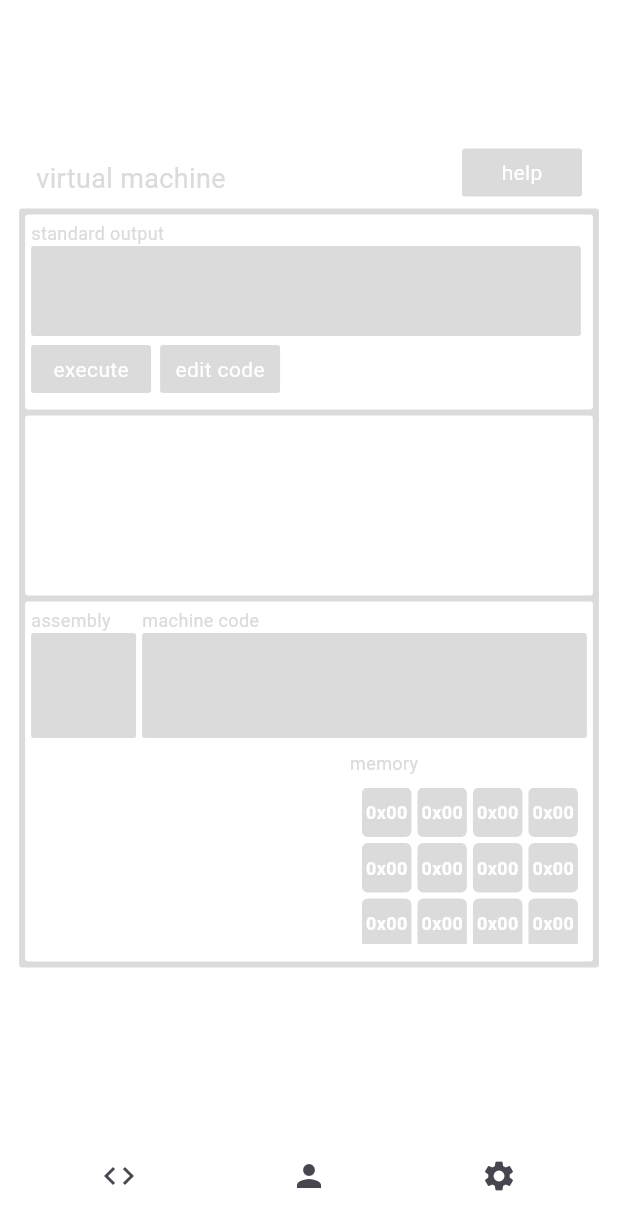
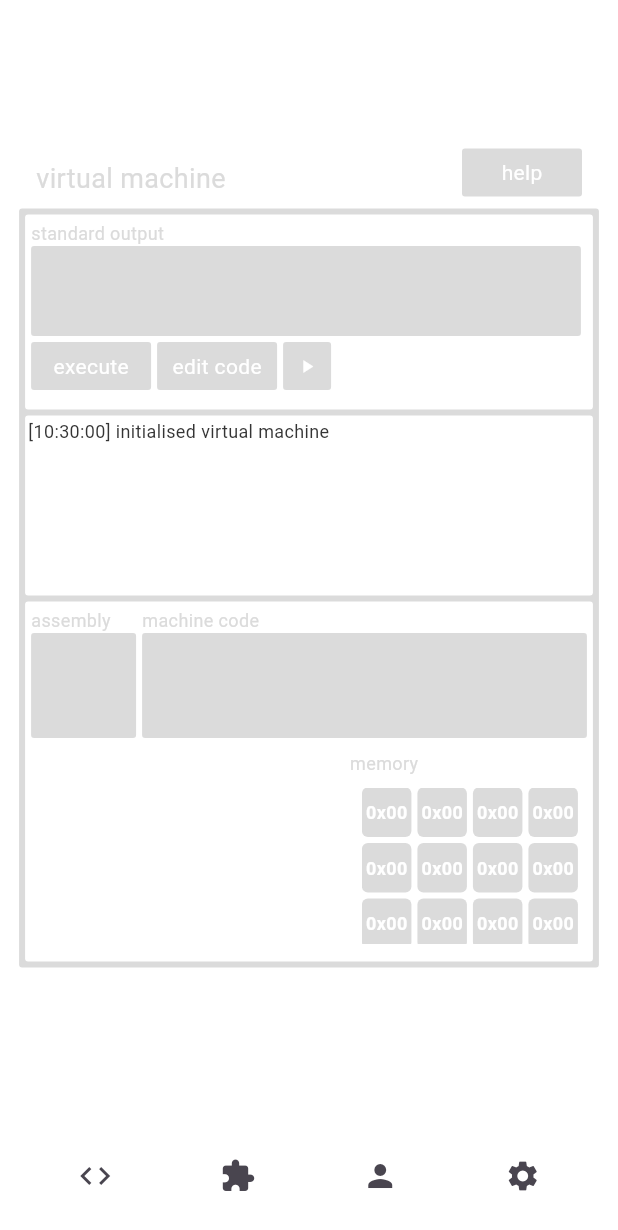
Before and after one commit to ashtonjamesd/wisteria, a Flutter app: the screen it shows after launch, on a phone screen of 412 x 824 dp. Shown: the top 1230 px of the screen. Run offline on Flutter 3.47's test engine with Material 3 defaults, Android fonts, the phone set to English and light mode, and no system bars; our stand-ins replace firebase_core; accounts and stored records are empty.

Commit message:
added pause vm

```diff
--- a/lib/app/common/wisteria_button.dart
+++ b/lib/app/common/wisteria_button.dart
@@ -7,16 +7,20 @@ class WisteriaButton extends StatefulWidget {
     super.key,
     required this.width,
     this.height = 32,
+    this.icon,
     required this.color,
-    required this.text,
+    this.text,
+    this.showBorder = false,
     required this.onTap,
   });
 
   final double width;
   final double height;
   final Color color;
-  final String text;
+  final String? text;
+  final IconData? icon;
   final VoidCallback onTap;
+  final bool showBorder;
 
   @override
   State<WisteriaButton> createState() => _WisteriaButtonState();
@@ -55,13 +59,18 @@ class _WisteriaButtonState extends State<WisteriaButton> {
           decoration: BoxDecoration(
             color: _getButtonColor(),
             borderRadius: BorderRadius.circular(boxBorderRadius),
+            border: widget.showBorder ? Border.all(color: const Color.fromARGB(255, 76, 76, 76)) : null,
           ),
           child: Center(
-            child: WisteriaText(
-              text: widget.text,
+            child: widget.icon == null ? WisteriaText(
+              text: widget.text!,
               color: Colors.white,
               size: 14,
-            ),
+            ) : Icon(
+              widget.icon!,
+              size: 14,
+              color: primaryWhite,
+            )
           ),
         ),
       ),
--- a/lib/app/constants.dart
+++ b/lib/app/constants.dart
@@ -3,11 +3,11 @@ import 'package:flutter/material.dart';
 
 const String helpMessage =
 """
-Wisteria is a virtual machine designed to help you learn the inner workings of a CPU.
+Wisteria is an app designed to help you learn the inner workings of a CPU.
 
-The app will allow you to experiment with a virtual machine that executes machine code just like a real processor.
+The app will allow you to experiment with a virtual machine that reads assembly and executes machine code just like a real processor.
 
-A good place to start may be the exercises tab.
+A good place to start would be the exercises tab.
 """;
 
 const double consoleHeight = 120;
--- a/lib/app/views/vm/help_button.dart
+++ b/lib/app/views/vm/help_button.dart
@@ -31,7 +31,7 @@ class _HelpButtonState extends State<HelpButton> {
       mainAxisAlignment: MainAxisAlignment.center,
       children: [
         WisteriaBox(
-          width: 200,
+          width: 240,
           height: 320,
           child: Column(
             crossAxisAlignment: CrossAxisAlignment.start,
--- a/lib/app/views/vm/vm_view.dart
+++ b/lib/app/views/vm/vm_view.dart
@@ -25,6 +25,16 @@ class _VmViewState extends State<VmView> {
   void initState() {
     super.initState();
     vm = VirtualMachine(() {}, programString: "");
+
+    initVm();
+  }
+
+  Future initVm() async {
+    await vm.delay(250);
+
+    setState(() {
+      vm.output("initialised virtual machine");
+    });
   }
 
   @override
@@ -111,6 +121,7 @@ class _VmViewState extends State<VmView> {
               children: [
                 executeButton(),
                 codeEditorButton(),
+                pauseButton()
               ],
             ),
 
@@ -171,36 +182,41 @@ class _VmViewState extends State<VmView> {
     );
   }
 
+  Widget pauseButton() {
+    return Padding(
+      padding: const EdgeInsets.only(
+        left: boxPadding * 2
+      ),
+      child: WisteriaButton(
+        width: 32,
+        height: 32,
+        color: primaryGrey,
+        showBorder: vm.isPaused,
+        icon: vm.isPaused ? Icons.pause : Icons.play_arrow,
+        onTap: () {
+          setState(() {
+            vm.isPaused = !vm.isPaused;
+          });
+        }
+      ),
+    );
+  }
+
   Widget executeButton() {
     return Padding(
       padding: const EdgeInsets.only(
-        left: boxPadding * 2,
-        right: boxPadding,
-        bottom: boxPadding * 2,
-        top: boxPadding
+        left: boxPadding * 2
       ),
       child: WisteriaButton(
         width: 80,
         color: primaryGrey,
         text: "execute",
         onTap: () {
-          codeController.text = """
-mov rax 10
-start:
-  out rax
-  dec rax
-  cmp 0 rax
-  jne start
-          """;
-
-
           vm = VirtualMachine(() {
             setState(() {});
           },
             programString: codeController.text
           );
-
-          // print(vm.program.map((e) => e.toRadixString(16).padLeft(2, '0').toUpperCase()).join(""));
 
           vm.run();
         }
@@ -211,10 +227,7 @@ start:
   Widget codeEditorButton() {
     return Padding(
       padding: const EdgeInsets.only(
-        left: boxPadding * 2,
-        right: boxPadding,
-        bottom: boxPadding * 2,
-        top: boxPadding
+        left: boxPadding * 2
       ),
       child: WisteriaButton(
         width: 80,
--- a/lib/main.dart
+++ b/lib/main.dart
@@ -1,5 +1,6 @@
 import 'package:flutter/material.dart';
 import 'package:firebase_core/firebase_core.dart';
+import 'package:wisteria/app/views/exercises/exercises_view.dart';
 import 'package:wisteria/app/views/profile/profile_view.dart';
 import 'package:wisteria/app/views/settings/settings_view.dart';
 import 'package:wisteria/app/views/vm/vm_view.dart';
@@ -31,6 +32,7 @@ class _AppState extends State<App> {
 
   final List<Widget> _pages = [
     const VmView(),
+    const ExercisesView(),
     const ProfileView(),
     const SettingsView(),
   ];
@@ -59,12 +61,16 @@ class _AppState extends State<App> {
                 onPressed: () => _onItemTapped(0),
               ),
               IconButton(
-                icon: const Icon(Icons.person),
+                icon: const Icon(Icons.extension),
                 onPressed: () => _onItemTapped(1),
               ),
               IconButton(
+                icon: const Icon(Icons.person),
+                onPressed: () => _onItemTapped(2),
+              ),
+              IconButton(
                 icon: const Icon(Icons.settings),
-                onPressed: () => _onItemTapped(2),
+                onPressed: () => _onItemTapped(3),
               ),
             ],
           ),
```
Also changed, not shown: lib/vm/vm.dart (+18 -12 lines).
